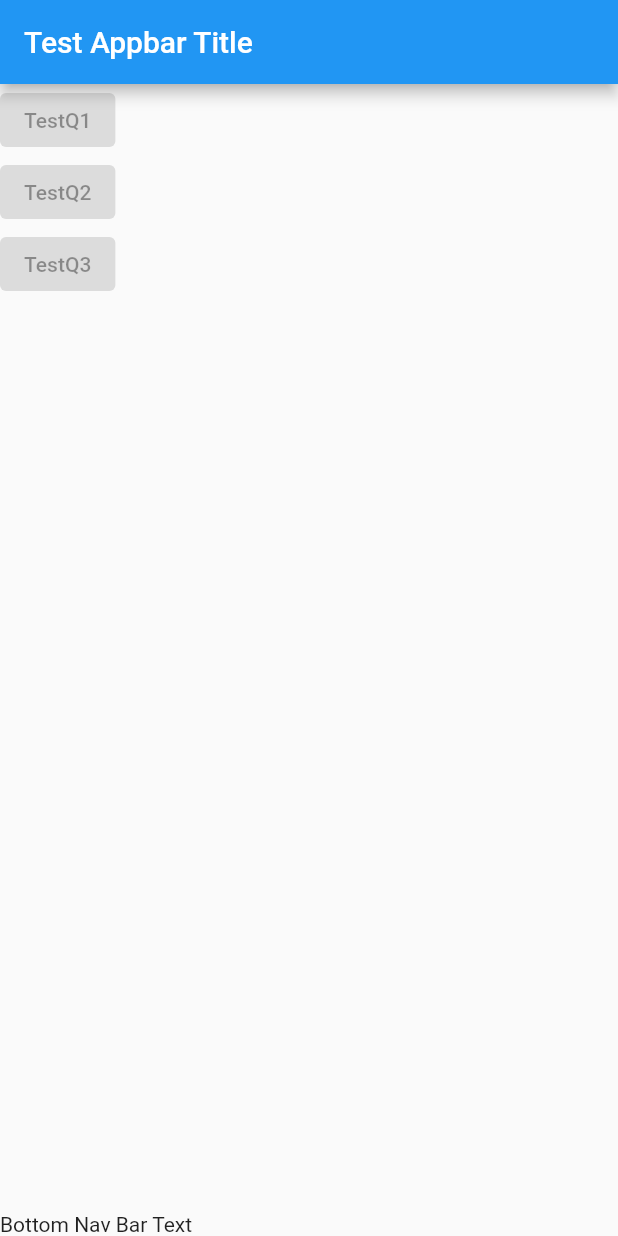
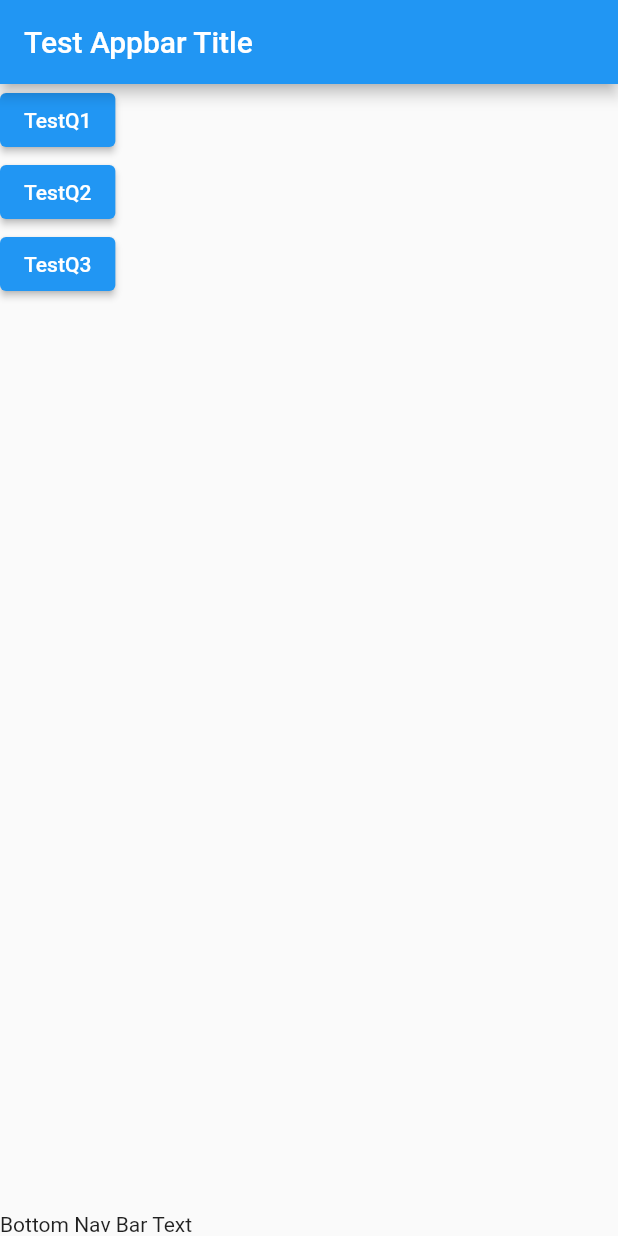
Before and after one commit to abrarhayat/flutter_demo, a Flutter app: the screen it shows after launch, on a phone screen of 412 x 824 dp. Run offline on Flutter 3.47's test engine with Material 2 defaults, Android fonts, the phone set to English and light mode, and no system bars.

Commit message:
Added demo functions into the buttons

```diff
--- a/lib/main.dart
+++ b/lib/main.dart
@@ -7,6 +7,10 @@ import "package:flutter/material.dart";
 void main() => runApp(AbrarApp()); //shorthand syntax
 
 class AbrarApp extends StatelessWidget {
+  void submitAnswer() {
+    print("Answer Submitted!");
+  }
+
   @override
   Widget build(BuildContext context) {
     // List<String> questions = ['Q1', 'Q2'];
@@ -20,9 +24,17 @@ class AbrarApp extends StatelessWidget {
         ),
         body: Column(
           children: [
-            ElevatedButton(onPressed: null, child: Text("TestQ1")),
-            ElevatedButton(onPressed: null, child: Text("TestQ2")),
-            ElevatedButton(onPressed: null, child: Text("TestQ3")),
+            ElevatedButton(
+                onPressed: submitAnswer, child: Text("TestQ1")), //named func
+            ElevatedButton(
+                onPressed: () => print("Answer 2 chosen!"), //anonymous func 1
+                child: Text("TestQ2")),
+            ElevatedButton(
+                onPressed: () { //anonymous func 2
+                  // ...
+                  print("Answer 3chosen!");
+                },
+                child: Text("TestQ3")),
           ],
         ),
         bottomNavigationBar: Text("Bottom Nav Bar Text"),
```
